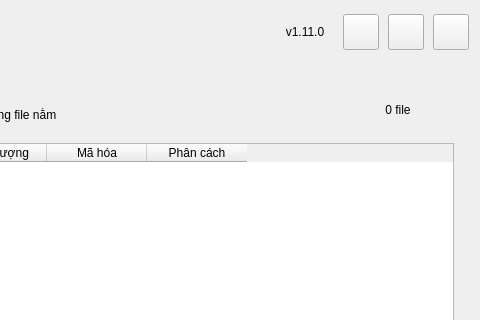
longnguy3n/Import-Localize, file src/import_localize/ui/forms/main_window.ui: the form before one commit; both pictures show x 280 to 760 and y 0 to 320 of the 760 by 920 pixel window.
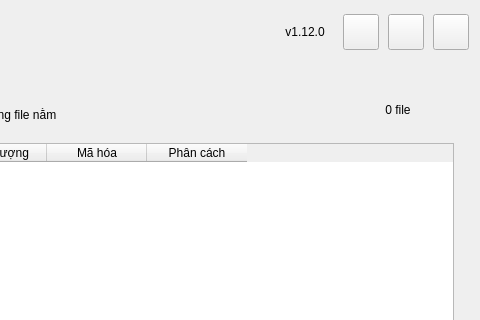
The form after the commit.

Patch:
```diff
--- a/src/import_localize/ui/forms/main_window.ui
+++ b/src/import_localize/ui/forms/main_window.ui
@@ -175,7 +175,7 @@
          </size>
         </property>
         <property name="text">
-         <string>v1.11.0</string>
+         <string>v1.12.0</string>
         </property>
         <property name="alignment">
          <set>Qt::AlignmentFlag::AlignCenter</set>
```
